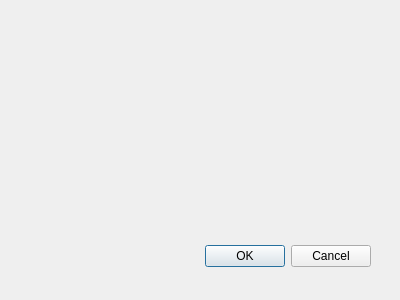
Above: showfueldeliveriesdialog.ui from pyridiss/suivi-chaufferies before the change. Below: the same form after it.
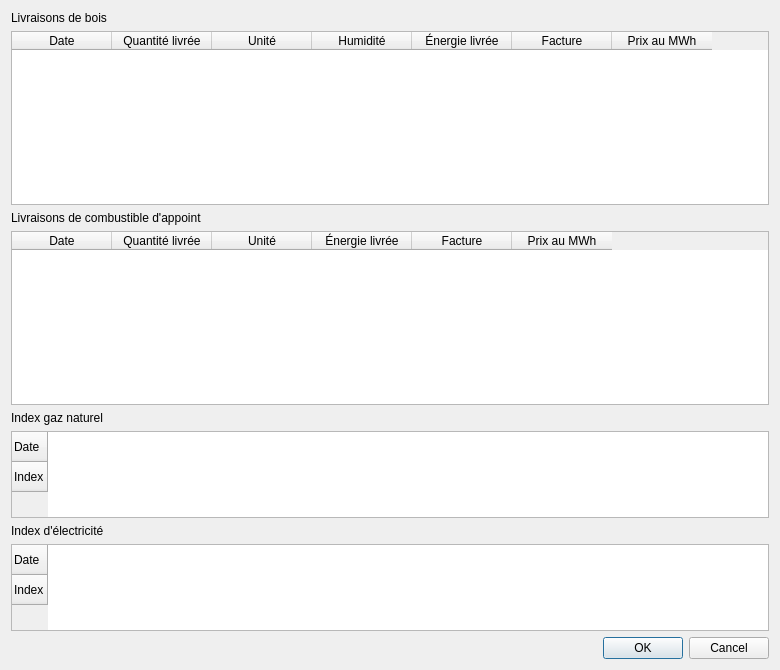
That is the form after the change.

Commit message: Show fuel deliveries in ShowFuelDeliveriesDialog.

What changed in the file:
```diff
--- a/showfueldeliveriesdialog.ui
+++ b/showfueldeliveriesdialog.ui
@@ -8,29 +8,178 @@
    <rect>
     <x>0</x>
     <y>0</y>
-    <width>400</width>
-    <height>300</height>
+    <width>780</width>
+    <height>670</height>
    </rect>
   </property>
   <property name="windowTitle">
    <string>Dialog</string>
   </property>
-  <widget name="buttonBox" class="QDialogButtonBox">
-   <property name="geometry">
-    <rect>
-     <x>30</x>
-     <y>240</y>
-     <width>341</width>
-     <height>32</height>
-    </rect>
-   </property>
-   <property name="orientation">
-    <enum>Qt::Horizontal</enum>
-   </property>
-   <property name="standardButtons">
-    <set>QDialogButtonBox::Cancel|QDialogButtonBox::Ok</set>
-   </property>
-  </widget>
+  <layout class="QVBoxLayout" name="verticalLayout" stretch="0,2,0,2,0,1,0,1,0">
+   <item>
+    <widget class="QLabel" name="label">
+     <property name="text">
+      <string>Livraisons de bois</string>
+     </property>
+    </widget>
+   </item>
+   <item>
+    <widget class="QTableWidget" name="tableWidget_Wood">
+     <property name="verticalScrollMode">
+      <enum>QAbstractItemView::ScrollPerPixel</enum>
+     </property>
+     <property name="horizontalScrollMode">
+      <enum>QAbstractItemView::ScrollPerPixel</enum>
+     </property>
+     <column>
+      <property name="text">
+       <string>Date</string>
+      </property>
+     </column>
+     <column>
+      <property name="text">
+       <string>Quantité livrée</string>
+      </property>
+     </column>
+     <column>
+      <property name="text">
+       <string>Unité</string>
+      </property>
+     </column>
+     <column>
+      <property name="text">
+       <string>Humidité</string>
+      </property>
+     </column>
+     <column>
+      <property name="text">
+       <string>Énergie livrée</string>
+      </property>
+     </column>
+     <column>
+      <property name="text">
+       <string>Facture</string>
+      </property>
+     </column>
+     <column>
+      <property name="text">
+       <string>Prix au MWh</string>
+      </property>
+     </column>
+    </widget>
+   </item>
+   <item>
+    <widget class="QLabel" name="label_4">
+     <property name="text">
+      <string>Livraisons de combustible d'appoint</string>
+     </property>
+    </widget>
+   </item>
+   <item>
+    <widget class="QTableWidget" name="tableWidget_SecondaryFuel">
+     <property name="verticalScrollMode">
+      <enum>QAbstractItemView::ScrollPerPixel</enum>
+     </property>
+     <property name="horizontalScrollMode">
+      <enum>QAbstractItemView::ScrollPerPixel</enum>
+     </property>
+     <column>
+      <property name="text">
+       <string>Date</string>
+      </property>
+     </column>
+     <column>
+      <property name="text">
+       <string>Quantité livrée</string>
+      </property>
+     </column>
+     <column>
+      <property name="text">
+       <string>Unité</string>
+      </property>
+     </column>
+     <column>
+      <property name="text">
+       <string>Énergie livrée</string>
+      </property>
+     </column>
+     <column>
+      <property name="text">
+       <string>Facture</string>
+      </property>
+     </column>
+     <column>
+      <property name="text">
+       <string>Prix au MWh</string>
+      </property>
+     </column>
+    </widget>
+   </item>
+   <item>
+    <widget class="QLabel" name="label_2">
+     <property name="text">
+      <string>Index gaz naturel</string>
+     </property>
+    </widget>
+   </item>
+   <item>
+    <widget class="QTableWidget" name="tableWidget_NaturalGas">
+     <property name="verticalScrollMode">
+      <enum>QAbstractItemView::ScrollPerPixel</enum>
+     </property>
+     <property name="horizontalScrollMode">
+      <enum>QAbstractItemView::ScrollPerPixel</enum>
+     </property>
+     <row>
+      <property name="text">
+       <string>Date</string>
+      </property>
+     </row>
+     <row>
+      <property name="text">
+       <string>Index</string>
+      </property>
+     </row>
+    </widget>
+   </item>
+   <item>
+    <widget class="QLabel" name="label_3">
+     <property name="text">
+      <string>Index d'électricité</string>
+     </property>
+    </widget>
+   </item>
+   <item>
+    <widget class="QTableWidget" name="tableWidget_Electricity">
+     <property name="verticalScrollMode">
+      <enum>QAbstractItemView::ScrollPerPixel</enum>
+     </property>
+     <property name="horizontalScrollMode">
+      <enum>QAbstractItemView::ScrollPerPixel</enum>
+     </property>
+     <row>
+      <property name="text">
+       <string>Date</string>
+      </property>
+     </row>
+     <row>
+      <property name="text">
+       <string>Index</string>
+      </property>
+     </row>
+    </widget>
+   </item>
+   <item>
+    <widget class="QDialogButtonBox" name="buttonBox">
+     <property name="orientation">
+      <enum>Qt::Horizontal</enum>
+     </property>
+     <property name="standardButtons">
+      <set>QDialogButtonBox::Cancel|QDialogButtonBox::Ok</set>
+     </property>
+    </widget>
+   </item>
+  </layout>
  </widget>
  <pixmapfunction/>
  <resources/>
```
Left out of the diff: 7 changed lines with no effect on the pictures. The commit also changes 2 other files.
